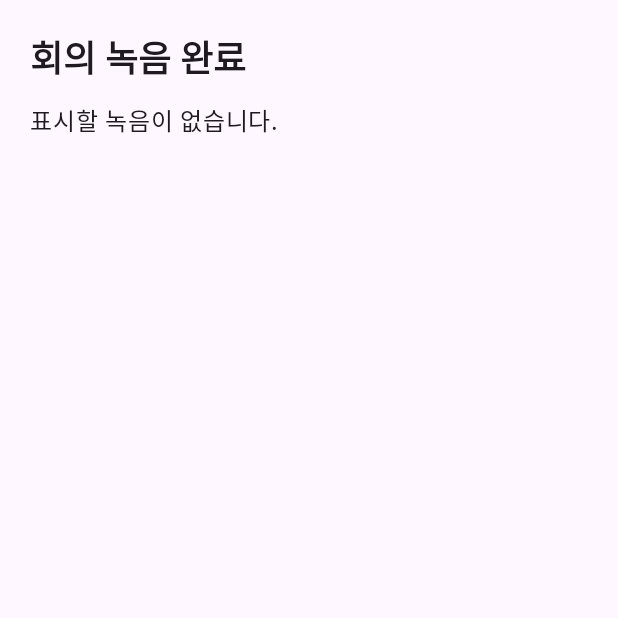
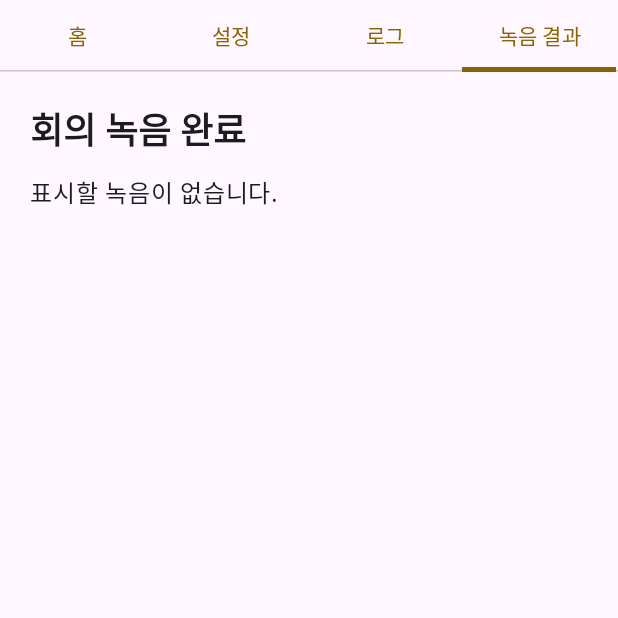
Before and after one commit to forlig85/myco, an Android app built with Jetpack Compose: the ResultActivity screen opened directly, with no data from a screen before it, on a phone screen of 412 x 824 dp, the top half of it. Run offline under Robolectric (Android 15) with nearby library versions, the phone set to English and light mode, and no system bars.

Commit message:
Result screen: same top tabs as main (home/settings/log) and back goes to home
Co-Authored-By: Claude Opus 5.5 <noreply@anthropic.com>
Claude-Session: https://claude.ai/code/session_012gNJfDLW48M3qnbdLMtQJy

```diff
--- a/app/src/main/java/io/github/forlig85/memoauto/ui/ResultActivity.kt
+++ b/app/src/main/java/io/github/forlig85/memoauto/ui/ResultActivity.kt
@@ -7,6 +7,12 @@ import android.os.Bundle
 import android.provider.DocumentsContract
 import android.provider.MediaStore
 import androidx.activity.ComponentActivity
+import androidx.activity.addCallback
+import androidx.compose.foundation.layout.navigationBarsPadding
+import androidx.compose.foundation.layout.statusBarsPadding
+import androidx.compose.material3.Scaffold
+import androidx.compose.material3.Tab
+import androidx.compose.material3.TabRow
 import androidx.activity.compose.rememberLauncherForActivityResult
 import androidx.activity.compose.setContent
 import androidx.activity.enableEdgeToEdge
@@ -20,7 +26,6 @@ import androidx.compose.foundation.layout.Spacer
 import androidx.compose.foundation.layout.fillMaxSize
 import androidx.compose.foundation.layout.height
 import androidx.compose.foundation.layout.padding
-import androidx.compose.foundation.layout.safeDrawingPadding
 import androidx.compose.foundation.rememberScrollState
 import androidx.compose.foundation.text.selection.SelectionContainer
 import androidx.compose.foundation.verticalScroll
@@ -28,7 +33,6 @@ import androidx.compose.material3.AlertDialog
 import androidx.compose.material3.Button
 import androidx.compose.material3.MaterialTheme
 import androidx.compose.material3.OutlinedButton
-import androidx.compose.material3.Surface
 import androidx.compose.material3.Text
 import androidx.compose.material3.TextButton
 import androidx.compose.runtime.Composable
@@ -75,6 +79,8 @@ class ResultActivity : ComponentActivity() {
         info.value = RecordingInfo.from(intent) ?: Prefs.lastRecording
         if (savedInstanceState == null) maybeAutoShare(intent)
         else askSend.value = savedInstanceState.getBoolean(STATE_ASK, false)
+        // 뒤로가기 = 홈 탭으로(백그라운드에서 열린 경우 뒤로가기로 앱 밖으로 나가버리지 않게)
+        onBackPressedDispatcher.addCallback(this) { goTab(MainActivity.TAB_HOME) }
         setContent { AppTheme { ResultScreen() } }
     }
 
@@ -101,6 +107,16 @@ class ResultActivity : ComponentActivity() {
     override fun onSaveInstanceState(outState: Bundle) {
         super.onSaveInstanceState(outState)
         outState.putBoolean(STATE_ASK, askSend.value)
+    }
+
+    /** 메인 화면의 탭으로 이동하고 결과 화면은 닫는다. */
+    private fun goTab(tab: Int) {
+        startActivity(
+            Intent(this, MainActivity::class.java)
+                .putExtra(MainActivity.EXTRA_TAB, tab)
+                .addFlags(Intent.FLAG_ACTIVITY_NEW_TASK or Intent.FLAG_ACTIVITY_CLEAR_TOP or Intent.FLAG_ACTIVITY_SINGLE_TOP)
+        )
+        finish()
     }
 
     private fun deleteDirect(r: RecordingInfo): Boolean {
@@ -180,9 +196,18 @@ class ResultActivity : ComponentActivity() {
             )
         }
 
-        Surface(Modifier.fillMaxSize()) {
+        Scaffold(
+            topBar = {
+                // 메인 화면과 같은 탭. 다른 탭을 누르면 메인 화면의 해당 탭으로 이동
+                TabRow(selectedTabIndex = 3, modifier = Modifier.statusBarsPadding()) {
+                    listOf("홈", "설정", "로그", "녹음 결과").forEachIndexed { i, t ->
+                        Tab(selected = i == 3, onClick = { if (i != 3) goTab(i) }, text = { Text(t) })
+                    }
+                }
+            }
+        ) { pad ->
             Column(
-                Modifier.fillMaxSize().safeDrawingPadding().verticalScroll(rememberScrollState()).padding(20.dp),
+                Modifier.fillMaxSize().padding(pad).navigationBarsPadding().verticalScroll(rememberScrollState()).padding(20.dp),
                 verticalArrangement = Arrangement.spacedBy(12.dp)
             ) {
                 Text("회의 녹음 완료", style = MaterialTheme.typography.headlineSmall, fontWeight = FontWeight.Bold)
@@ -191,7 +216,7 @@ class ResultActivity : ComponentActivity() {
                 } else if (deleted) {
                     Text(r.name, style = MaterialTheme.typography.titleMedium)
                     Text("삭제되었습니다.", color = MaterialTheme.colorScheme.error)
-                    OutlinedButton(onClick = { finish() }) { Text("닫기") }
+                    OutlinedButton(onClick = { goTab(MainActivity.TAB_HOME) }) { Text("홈으로") }
                 } else {
                 Text(r.name, style = MaterialTheme.typography.titleMedium)
                 Text("길이 ${r.durationText} · ${r.sizeText}", style = MaterialTheme.typography.bodyMedium)
```
